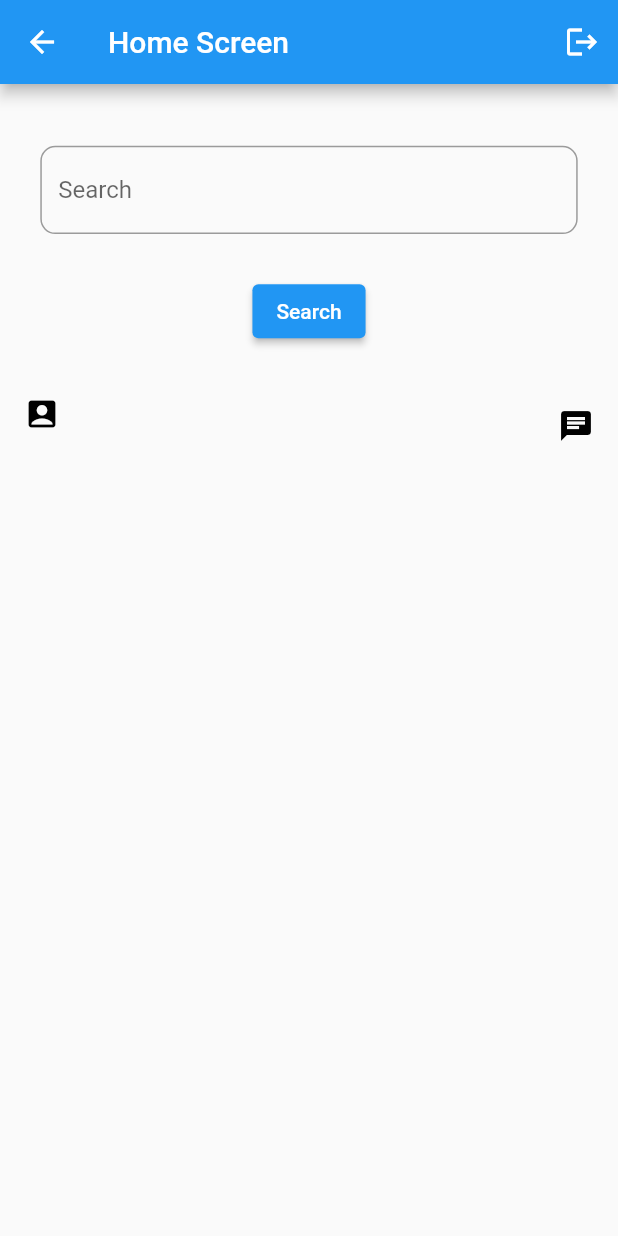
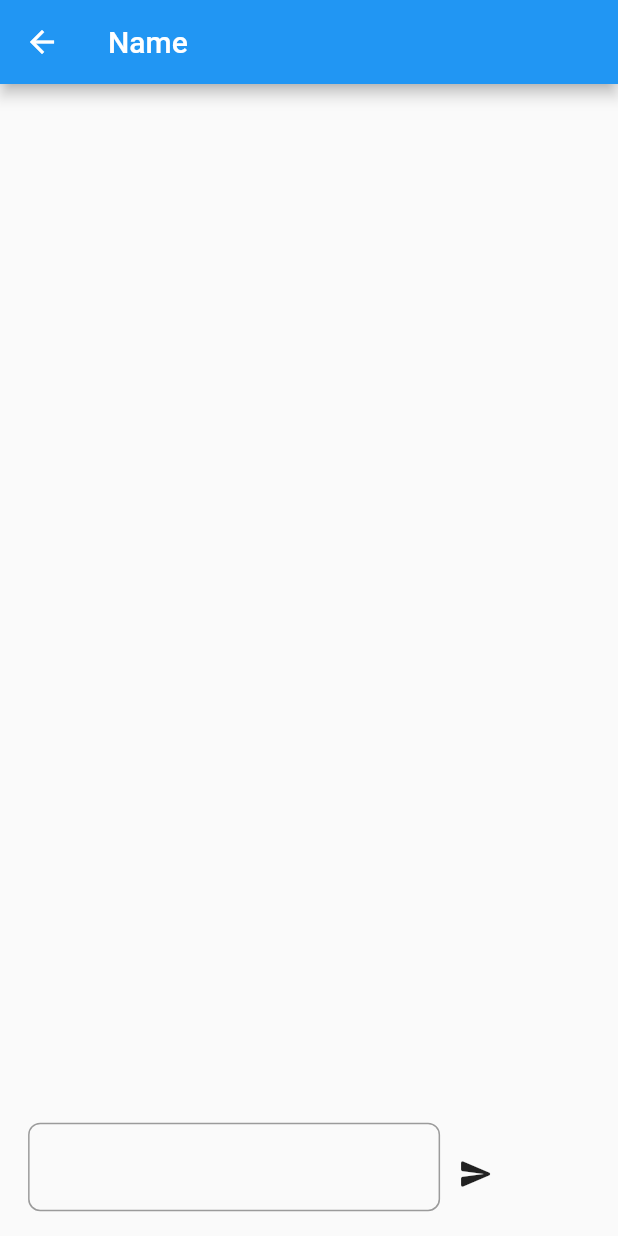
Before and after one commit to raman04-byte/devpost_project, a Flutter app: the HomeScreen screen opened directly, after a tap on "Search", after a tap on the "account box" icon, on a phone screen of 412 x 824 dp. Run offline on Flutter 3.47's test engine with Material 2 defaults, Android fonts, the phone set to English and light mode, and no system bars; our stand-ins replace cloud_firestore, firebase_auth, firebase_core; accounts and stored records are empty; statements that could not run were skipped.

Commit message:
Chat Room

```diff
--- a/lib/Authenticate.dart
+++ b/lib/Authenticate/Authenticate.dart
@@ -1,4 +1,4 @@
-import 'package:chat_app/HomeScreen.dart';
+import 'package:chat_app/Screens/HomeScreen.dart';
 import 'package:chat_app/LoginScreen.dart';
 import 'package:firebase_auth/firebase_auth.dart';
 import 'package:flutter/material.dart';
--- a/lib/Methods.dart
+++ b/lib/Authenticate/Methods.dart
@@ -1,4 +1,4 @@
-import 'package:chat_app/HomeScreen.dart';
+import 'package:chat_app/Screens/HomeScreen.dart';
 import 'package:chat_app/LoginScreen.dart';
 import 'package:cloud_firestore/cloud_firestore.dart';
 import 'package:firebase_auth/firebase_auth.dart';
--- a/lib/CreateAccount.dart
+++ b/lib/CreateAccount.dart
@@ -1,8 +1,8 @@
-import 'package:chat_app/Methods.dart';
+import 'package:chat_app/Authenticate/Methods.dart';
 import 'package:flutter/foundation.dart';
 import 'package:flutter/material.dart';
 
-import 'HomeScreen.dart';
+import 'Screens/HomeScreen.dart';
 
 class CreateAccount extends StatefulWidget {
   const CreateAccount({super.key});
--- a/lib/LoginScreen.dart
+++ b/lib/LoginScreen.dart
@@ -1,6 +1,6 @@
 import 'package:chat_app/CreateAccount.dart';
-import 'package:chat_app/HomeScreen.dart';
-import 'package:chat_app/Methods.dart';
+import 'package:chat_app/Screens/HomeScreen.dart';
+import 'package:chat_app/Authenticate/Methods.dart';
 import 'package:flutter/foundation.dart';
 import 'package:flutter/material.dart';
 
--- /dev/null
+++ b/lib/Screens/ChatRoom.dart
@@ -0,0 +1,43 @@
+import 'package:flutter/material.dart';
+
+class ChatRoom extends StatelessWidget {
+
+    Map<String, dynamic>? userMap;
+    final String? chatRoomId;
+    ChatRoom({this.chatRoomId, this.userMap});
+    final TextEditingController _message = TextEditingController();
+  @override
+  Widget build(BuildContext context) {
+    final size = MediaQuery.of(context).size;
+    return Scaffold(
+      appBar: AppBar(
+        title: Text("Name"),
+      ),
+      body: Container(),
+      bottomNavigationBar: Container(
+        height: size.height / 10,
+        width: size.width,
+        alignment: Alignment.center,
+        child: Container(
+          height: size.height / 12,
+          width: size.width / 1.1,
+          child: Row(
+            children: [
+              Container(
+                height: size.height / 1.5,
+                width: size.width / 1.5,
+                child: TextField(
+                  controller: _message,
+                  decoration: InputDecoration(
+                      border: OutlineInputBorder(
+                          borderRadius: BorderRadius.circular(8))),
+                ),
+              ),
+              IconButton(onPressed: () {}, icon: Icon(Icons.send_rounded))
+            ],
+          ),
+        ),
+      ),
+    );
+  }
+}
--- a/lib/HomeScreen.dart
+++ b/lib/Screens/HomeScreen.dart
@@ -1,4 +1,5 @@
-import 'package:chat_app/Methods.dart';
+import 'package:chat_app/Authenticate/Methods.dart';
+import 'package:chat_app/Screens/ChatRoom.dart';
 import 'package:cloud_firestore/cloud_firestore.dart';
 import 'package:flutter/foundation.dart';
 import 'package:flutter/material.dart';
@@ -85,7 +86,7 @@ class _HomeScreenState extends State<HomeScreen> {
                   ),
                   userMap != null
                       ? ListTile(
-                          onTap: () {},
+                          onTap: ()=>Navigator.of(context).push(MaterialPageRoute(builder: (_)=>ChatRoom())),
                           leading: const Icon(
                             Icons.account_box,
                             color: Colors.black,
```
